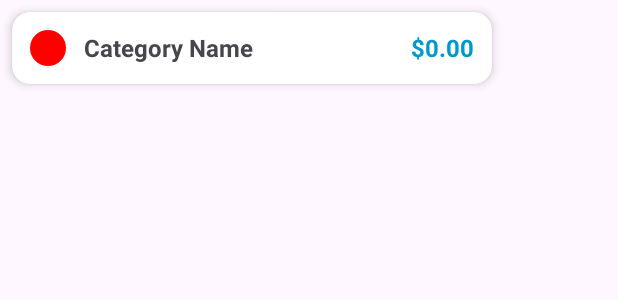
After one commit to Des-Tpt/Expense-management-app, an Android app: the layout item_category.xml on its own in the app's theme, with its tools: preview values and no code run, on a phone screen of 412 x 824 dp. The commit adds this screen. Shown: the top 300 px of the screen. Run offline under Robolectric (Android 15) with nearby library versions, the phone set to English and light mode, and no system bars.

Commit message:
Done RecycleView

```diff
--- a/app/build.gradle
+++ b/app/build.gradle
@@ -44,4 +44,7 @@ dependencies {
     androidTestImplementation libs.ext.junit
     androidTestImplementation libs.espresso.core
     implementation 'com.github.PhilJay:MPAndroidChart:v3.1.0'
+    implementation "androidx.recyclerview:recyclerview:1.3.2"
+    implementation "androidx.recyclerview:recyclerview-selection:1.1.0"
+    implementation 'androidx.cardview:cardview:1.0.0'
 }
--- /dev/null
+++ b/app/src/main/res/drawable/circle_background.xml
@@ -0,0 +1,4 @@
+<shape xmlns:android="http://schemas.android.com/apk/res/android"
+    android:shape="oval">
+    <solid android:color="#FF0000"/>
+</shape>
--- /dev/null
+++ b/app/src/main/res/layout/item_category.xml
@@ -0,0 +1,45 @@
+<androidx.cardview.widget.CardView
+    xmlns:android="http://schemas.android.com/apk/res/android"
+    xmlns:app="http://schemas.android.com/apk/res-auto"
+    android:layout_width="320dp"
+    android:layout_height="wrap_content"
+    app:cardCornerRadius="12dp"
+    app:cardElevation="4dp"
+    android:layout_margin="8dp">
+
+    <LinearLayout
+        android:layout_width="match_parent"
+        android:layout_height="wrap_content"
+        android:orientation="horizontal"
+        android:gravity="center_vertical"
+        android:padding="12dp">
+
+        <!-- Chấm màu hiển thị danh mục -->
+        <View
+            android:id="@+id/category_color"
+            android:layout_width="24dp"
+            android:layout_height="24dp"
+            android:background="@drawable/circle_background"
+            android:layout_marginEnd="12dp"/>
+
+        <!-- Tên danh mục -->
+        <TextView
+            android:id="@+id/txt_category_name"
+            android:layout_width="0dp"
+            android:layout_height="wrap_content"
+            android:layout_weight="1"
+            android:text="Category Name"
+            android:textSize="16sp"
+            android:textStyle="bold"/>
+
+        <!-- Số tiền -->
+        <TextView
+            android:id="@+id/txt_category_amount"
+            android:layout_width="wrap_content"
+            android:layout_height="wrap_content"
+            android:text="$0.00"
+            android:textSize="16sp"
+            android:textColor="@android:color/holo_blue_dark"
+            android:textStyle="bold"/>
+    </LinearLayout>
+</androidx.cardview.widget.CardView>
```
Also changed, not shown: app/src/main/java/com/example/qlct/Database/DataBaseHelper.java (+83 -0 lines), app/src/main/java/com/example/qlct/Database/expense.java (added, +49 -0 lines), app/src/main/java/com/example/qlct/Database/income.java (added, +24 -0 lines), app/src/main/java/com/example/qlct/ui/CategoryExpenseAdapter.java (added, +89 -0 lines), app/src/main/java/com/example/qlct/ui/CategoryIncomeAdapter.java (added, +89 -0 lines), app/src/main/java/com/example/qlct/ui/Report.java (+67 -3 lines), app/src/main/res/layout/fragment_report.xml (+37 -7 lines).
